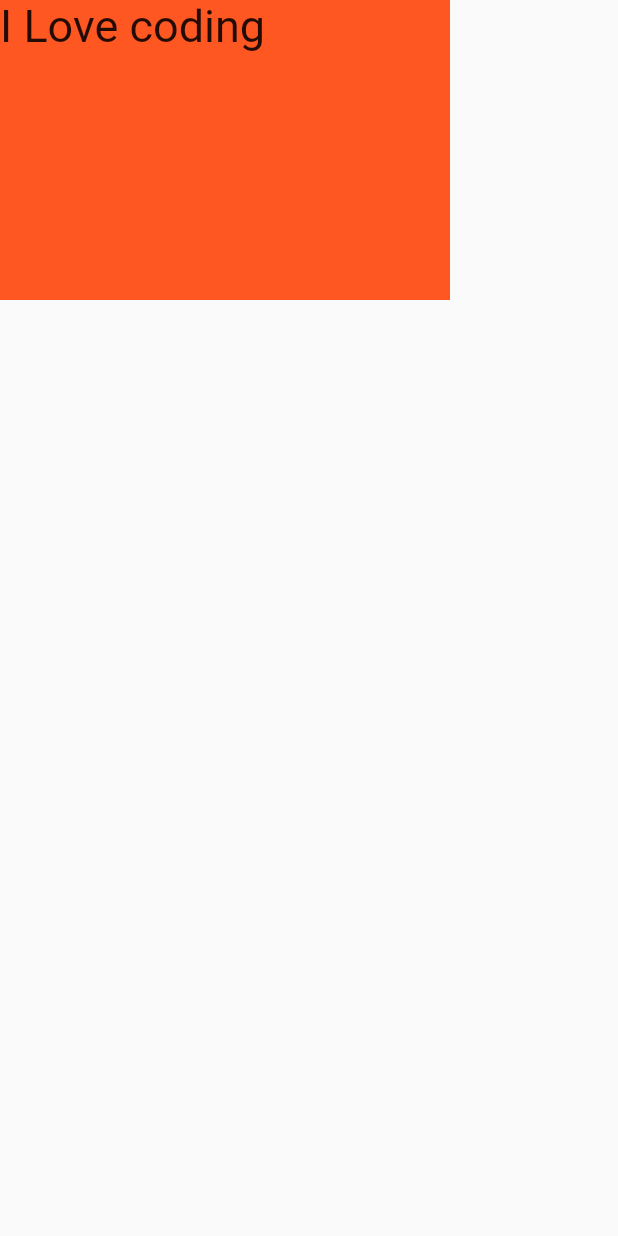
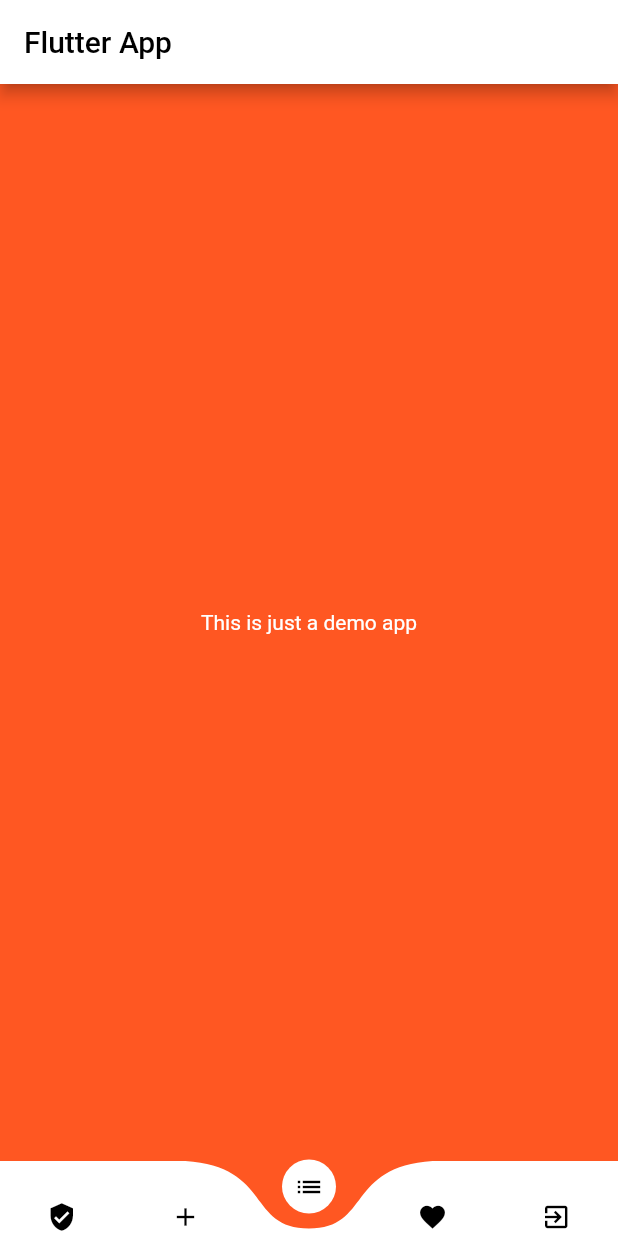
Before and after one commit to Shekhar-Das/flutter_app, a Flutter app: the screen it shows after launch, on a phone screen of 412 x 824 dp. Run offline on Flutter 3.47's test engine with Material 2 defaults, Android fonts, the phone set to English and light mode, and no system bars; drawn by our look-alikes of curved_navigation_bar.

Commit message:
add custom bottombar flutter

```diff
--- a/lib/main.dart
+++ b/lib/main.dart
@@ -1,3 +1,5 @@
+import 'package:curved_navigation_bar/curved_navigation_bar.dart';
+import 'package:flutter/cupertino.dart';
 import 'package:flutter/material.dart';
 
 void main() => runApp(MyApp());
@@ -6,17 +8,66 @@ class MyApp extends StatelessWidget {
   @override
   Widget build(BuildContext context) {
     return MaterialApp(
-      debugShowCheckedModeBanner: false,
-      home: SafeArea(
-        child: Scaffold(
-         body: Container(
-           height: 200,
-           width: 300,
-           decoration: BoxDecoration(color: Colors.deepOrange),
-           child: Text("I Love coding",style: TextStyle(fontSize: 30),),
-         ),
-        ),
-      ),
+      title: 'Flutter App',
+      home: MyHomePage(),
     );
   }
 }
+
+class MyHomePage extends StatefulWidget{
+  _MyHomePageState createState() => _MyHomePageState();
+}
+
+class _MyHomePageState extends State<MyHomePage>{
+
+  @override
+  Widget build(BuildContext context){
+    return Scaffold(
+     appBar: AppBar(
+       backgroundColor: Colors.white,
+       title: Text("Flutter App", style: TextStyle(
+         color: Colors.black
+       ),),
+
+     ),
+      body: Container(
+        color: Colors.deepOrange,
+        height: MediaQuery.of(context).size.height,
+        width: MediaQuery.of(context).size.width,
+        child: Column(
+          mainAxisAlignment: MainAxisAlignment.center,
+          children: <Widget>[
+
+            Text("This is just a demo app",
+            style: TextStyle(
+              color: Colors.white
+            ),)
+
+          ],
+
+        ),
+      ),
+      bottomNavigationBar: CurvedNavigationBar(
+        color: Colors.white,
+        backgroundColor: Colors.deepOrange,
+        buttonBackgroundColor: Colors.white,
+        height: 50,
+        items: <Widget>[
+          Icon(Icons.verified_user, size: 20,color: Colors.black,),
+          Icon(Icons.add,size: 20,color: Colors.black,),
+          Icon(Icons.list,size: 20,color: Colors.black,),
+          Icon(Icons.favorite, size: 20 , color: Colors.black,),
+          Icon(Icons.exit_to_app ,size: 20, color: Colors.black),
+        ],
+        animationDuration: Duration(
+          microseconds: 200
+        ),
+        index: 2,
+        animationCurve: Curves.bounceInOut,
+        onTap: (index){
+          debugPrint("Current Index is $index");
+        },
+      ),
+      );
+    }
+  }
--- a/pubspec.yaml
+++ b/pubspec.yaml
@@ -17,6 +17,7 @@ environment:
   sdk: ">=2.1.0 <3.0.0"
 
 dependencies:
+  curved_navigation_bar:
   flutter:
     sdk: flutter
 
```
Also changed, not shown: pubspec.lock.
